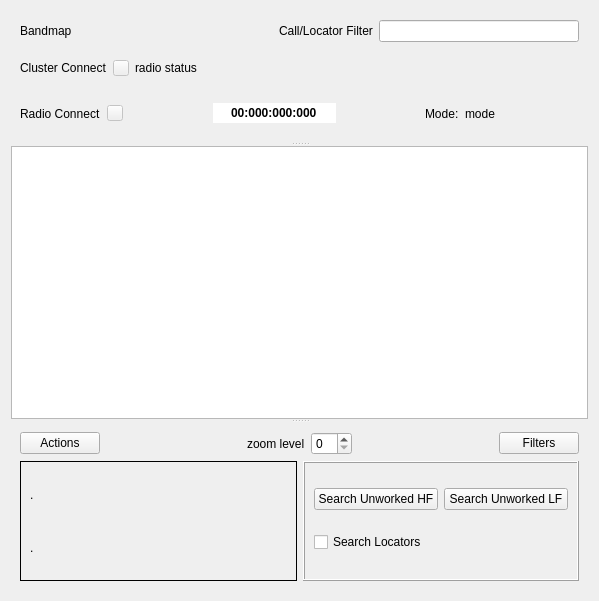
Before: the Qt Designer form mqt/MqtLogger/bandmapclientframe.ui in Rsclub22/Minos2-Mirror, drawn with Qt 5.
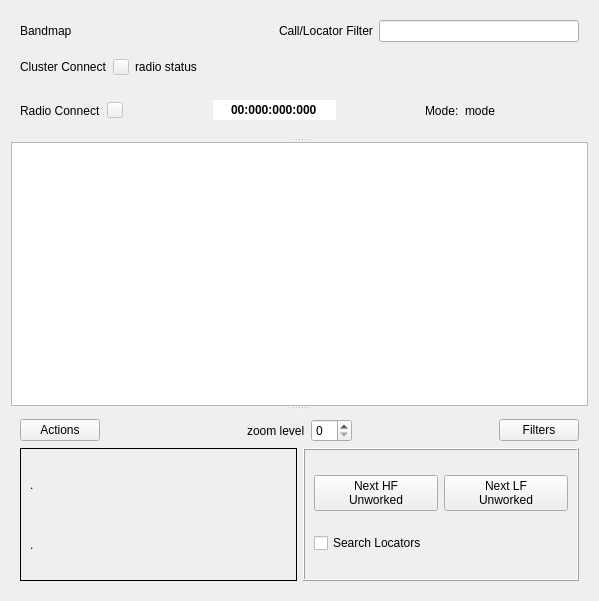
After: the same form once the commit is applied. Custom widgets are drawn as their Qt base class.

Commit message: Make buttons narrower

Patch:
```diff
--- a/mqt/MqtLogger/bandmapclientframe.ui
+++ b/mqt/MqtLogger/bandmapclientframe.ui
@@ -340,7 +340,8 @@
                  <enum>Qt::FocusPolicy::NoFocus</enum>
                 </property>
                 <property name="text">
-                 <string>Search Unworked HF</string>
+                 <string>Next HF
+Unworked</string>
                 </property>
                </widget>
               </item>
@@ -350,7 +351,8 @@
                  <enum>Qt::FocusPolicy::NoFocus</enum>
                 </property>
                 <property name="text">
-                 <string>Search Unworked LF</string>
+                 <string>Next LF
+Unworked</string>
                 </property>
                </widget>
               </item>
```
